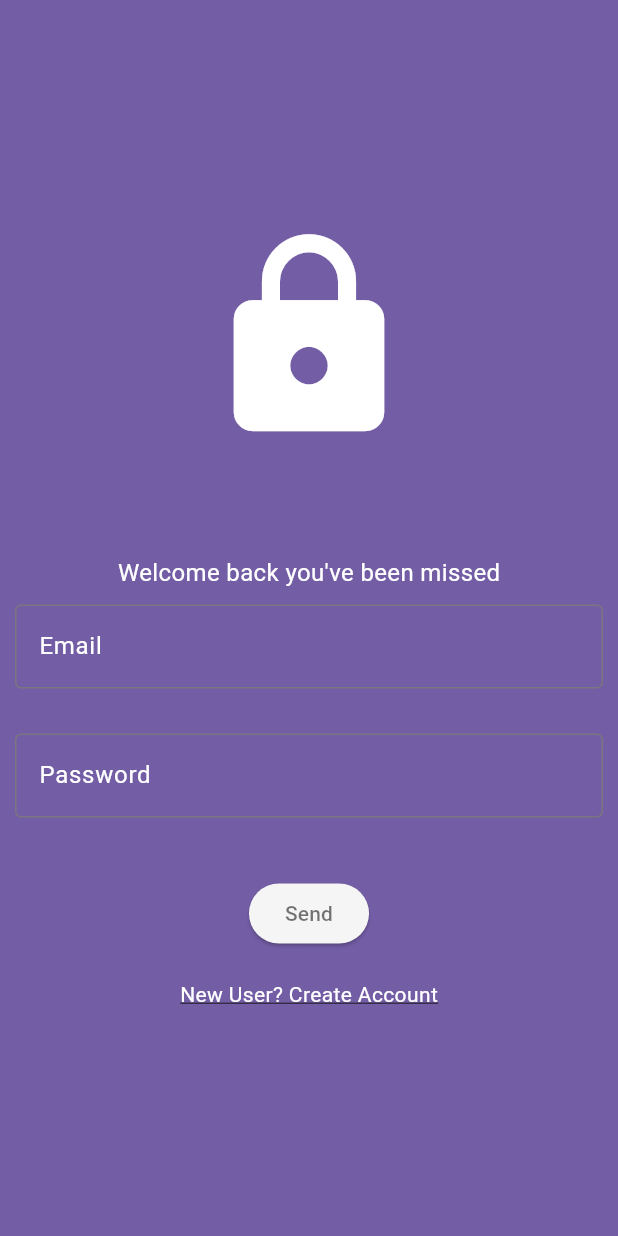
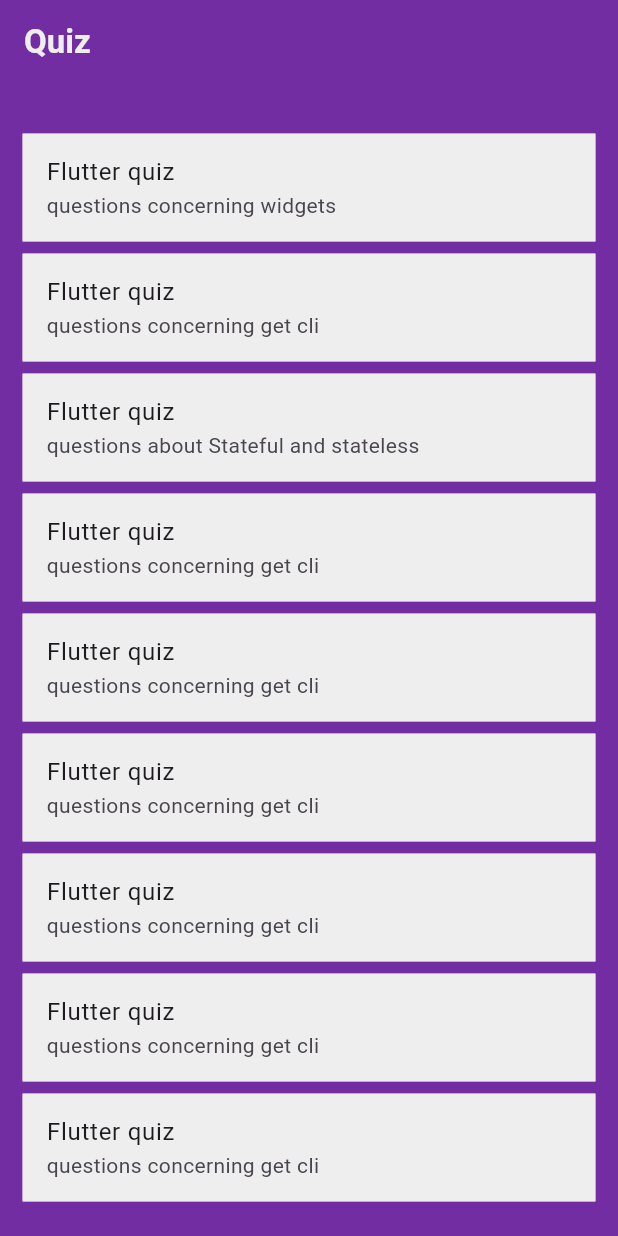
Before and after one commit to moalla-ines/codecrafter, a Flutter app: the screen it shows after launch, on a phone screen of 412 x 824 dp. Run offline on Flutter 3.47's test engine with Material 3 defaults, Android fonts, the phone set to English and light mode, and no system bars; our stand-ins replace get, google_nav_bar.

Commit message:
first commit

```diff
--- /dev/null
+++ b/lib/app/modules/profile/bindings/profile_binding.dart
@@ -0,0 +1,12 @@
+import 'package:get/get.dart';
+
+import '../controllers/profile_controller.dart';
+
+class ProfileBinding extends Bindings {
+  @override
+  void dependencies() {
+    Get.lazyPut<ProfileController>(
+      () => ProfileController(),
+    );
+  }
+}
--- /dev/null
+++ b/lib/app/modules/quiz/bindings/quiz_binding.dart
@@ -0,0 +1,12 @@
+import 'package:get/get.dart';
+
+import '../controllers/quiz_controller.dart';
+
+class QuizBinding extends Bindings {
+  @override
+  void dependencies() {
+    Get.lazyPut<QuizController>(
+      () => QuizController(),
+    );
+  }
+}
--- /dev/null
+++ b/lib/app/modules/quiz/views/quiz_view.dart
@@ -0,0 +1,180 @@
+import 'package:flutter/material.dart';
+
+class QuizView extends StatelessWidget {
+  const QuizView({Key? key}) : super(key: key);
+
+  @override
+  Widget build(BuildContext context) {
+    return Scaffold(
+      backgroundColor: Color(0xFFF732DA2),
+      appBar: AppBar(
+        backgroundColor: const Color(0xFFF732DA2) ,
+        title: Text(
+        'Quiz',
+          textAlign: TextAlign.center,
+        style: TextStyle(color: Colors.grey.shade200, fontWeight: FontWeight.bold),
+
+      ),
+      ),
+
+      body: SingleChildScrollView(
+
+        child: Center(
+          child: Container(
+            padding: EdgeInsets.all(15),
+            child: Column(
+              mainAxisAlignment: MainAxisAlignment.center,
+              children: <Widget>[
+                SizedBox(height: 10),
+                buildHeroTile(
+                  context,
+                  'Flutter quiz ',
+                  'Flutter quiz',
+                  'questions concerning widgets',
+                  Colors.grey.shade200,
+                  SizedBox(height: 2),
+                  Container(
+                    padding: EdgeInsets.all(3),
+                  ),
+                ),
+                buildHeroTile(
+                  context,
+                  'Flutter quiz ',
+                  'Flutter quiz',
+                  'questions concerning get cli',
+                  Colors.grey.shade200,
+                  SizedBox(height: 2),
+                  Container(
+                    padding: EdgeInsets.all(3),
+                  ),
+                ),
+                buildHeroTile(
+                  context,
+                  'Flutter quiz ',
+                  'Flutter quiz',
+                  'questions about Stateful and stateless',
+                  Colors.grey.shade200,
+                  SizedBox(height: 2),
+                  Container(
+                    padding: EdgeInsets.all(3),
+                  ),
+                ),
+                buildHeroTile(
+                  context,
+                  'Flutter quiz ',
+                  'Flutter quiz',
+                  'questions concerning get cli',
+                  Colors.grey.shade200,
+                  SizedBox(height: 2),
+                  Container(
+                    padding: EdgeInsets.all(3),
+                  ),
+                ),
+                buildHeroTile(
+                  context,
+                  'Flutter quiz ',
+                  'Flutter quiz',
+                  'questions concerning get cli',
+                  Colors.grey.shade200,
+                  SizedBox(height: 2),
+                  Container(
+                    padding: EdgeInsets.all(3),
+                  ),
+                ),
+                buildHeroTile(
+                  context,
+                  'Flutter quiz ',
+                  'Flutter quiz',
+                  'questions concerning get cli',
+                  Colors.grey.shade200,
+                  SizedBox(height: 2),
+                  Container(
+                    padding: EdgeInsets.all(3),
+                  ),
+                ),
+                buildHeroTile(
+                  context,
+                  'Flutter quiz ',
+                  'Flutter quiz',
+                  'questions concerning get cli',
+                  Colors.grey.shade200,
+                  SizedBox(height: 2),
+                  Container(
+                    padding: EdgeInsets.all(3),
+                  ),
+                ),
+                buildHeroTile(
+                  context,
+                  'Flutter quiz ',
+                  'Flutter quiz',
+                  'questions concerning get cli',
+                  Colors.grey.shade200,
+                  SizedBox(height: 2),
+                  Container(
+
+                    padding: EdgeInsets.all(3),
+                  ),
+                ),
+                buildHeroTile(
+                  context,
+                  'Flutter quiz ',
+                  'Flutter quiz',
+                  'questions concerning get cli',
+                  Colors.grey.shade200,
+                  SizedBox(height: 2),
+                  Container(
+
+                    padding: EdgeInsets.all(3),
+                  ),
+                ),
+              ],
+            ),
+          ),
+        ),
+      ),
+    );
+  }
+
+  Widget buildHeroTile(BuildContext context, String tag, String title,
+      String subtitle, Color tileColor, Widget? sizedBox, Widget? container) {
+    return Column(
+      children: [
+        if (sizedBox != null) sizedBox,
+        if (container != null) container,
+        Hero(
+          tag: tag,
+          child: Material(
+            child: ListTile(
+              title: Text(title),
+              subtitle: Text(subtitle),
+              tileColor: tileColor,
+              onTap: () {
+                Navigator.push(
+                    context, MaterialPageRoute(builder: (BuildContext context) {
+                  return Scaffold(
+                    appBar: AppBar(title: const Text('ListTile Hero')),
+                    body: Center(
+                      child: Hero(
+                        tag: 'ListTile-Hero',
+                        child: Material(
+                          child: ListTile(
+                            title: const Text('ListTile with Hero'),
+                            subtitle: const Text('Tap here to go back'),
+                            tileColor: Colors.blue[700],
+                            onTap: () {
+                              Navigator.pop(context);
+                            },
+                          ),
+                        ),
+                      ),
+                    ),
+                  );
+                }));
+              },
+            ),
+          ),
+        ),
+      ],
+    );
+  }
+}
--- a/lib/app/routes/app_pages.dart
+++ b/lib/app/routes/app_pages.dart
@@ -6,18 +6,22 @@
 import '../modules/inscription/views/inscription_view.dart';
 import '../modules/login/bindings/login_binding.dart';
 import '../modules/login/views/login_view.dart';
+import '../modules/profile/bindings/profile_binding.dart';
+import '../modules/profile/views/profile_view.dart';
+import '../modules/quiz/bindings/quiz_binding.dart';
+import '../modules/quiz/views/quiz_view.dart';
 
 part 'app_routes.dart';
 
 class AppPages {
   AppPages._();
 
-  static const INITIAL = Routes.LOGIN;
+  static const INITIAL = Routes.QUIZ;
 
   static final routes = [
     GetPage(
       name: _Paths.LOGIN,
-      page: () =>  LoginView(),
+      page: () => LoginView(),
       binding: LoginBinding(),
     ),
     GetPage(
@@ -30,5 +34,15 @@
       page: () => const InscriptionView(),
       binding: InscriptionBinding(),
     ),
+    GetPage(
+      name: _Paths.QUIZ,
+      page: () => const QuizView(),
+      binding: QuizBinding(),
+    ),
+    GetPage(
+      name: _Paths.PROFILE,
+      page: () => const ProfileView(),
+      binding: ProfileBinding(),
+    ),
   ];
 }
--- a/lib/app/routes/app_routes.dart
+++ b/lib/app/routes/app_routes.dart
@@ -6,6 +6,8 @@
   static const LOGIN = _Paths.LOGIN;
   static const HOME = _Paths.HOME;
   static const INSCRIPTION = _Paths.INSCRIPTION;
+  static const QUIZ = _Paths.QUIZ;
+  static const PROFILE = _Paths.PROFILE;
 }
 
 abstract class _Paths {
@@ -13,4 +15,6 @@
   static const LOGIN = '/login';
   static const HOME = '/home';
   static const INSCRIPTION = '/inscription';
+  static const QUIZ = '/quiz';
+  static const PROFILE = '/profile';
 }
```
Also changed, not shown: lib/app/modules/profile/controllers/profile_controller.dart (added, +23 -0 lines), lib/app/modules/profile/views/profile_view.dart (added, +24 -0 lines), lib/app/modules/quiz/controllers/quiz_controller.dart (added, +23 -0 lines).
